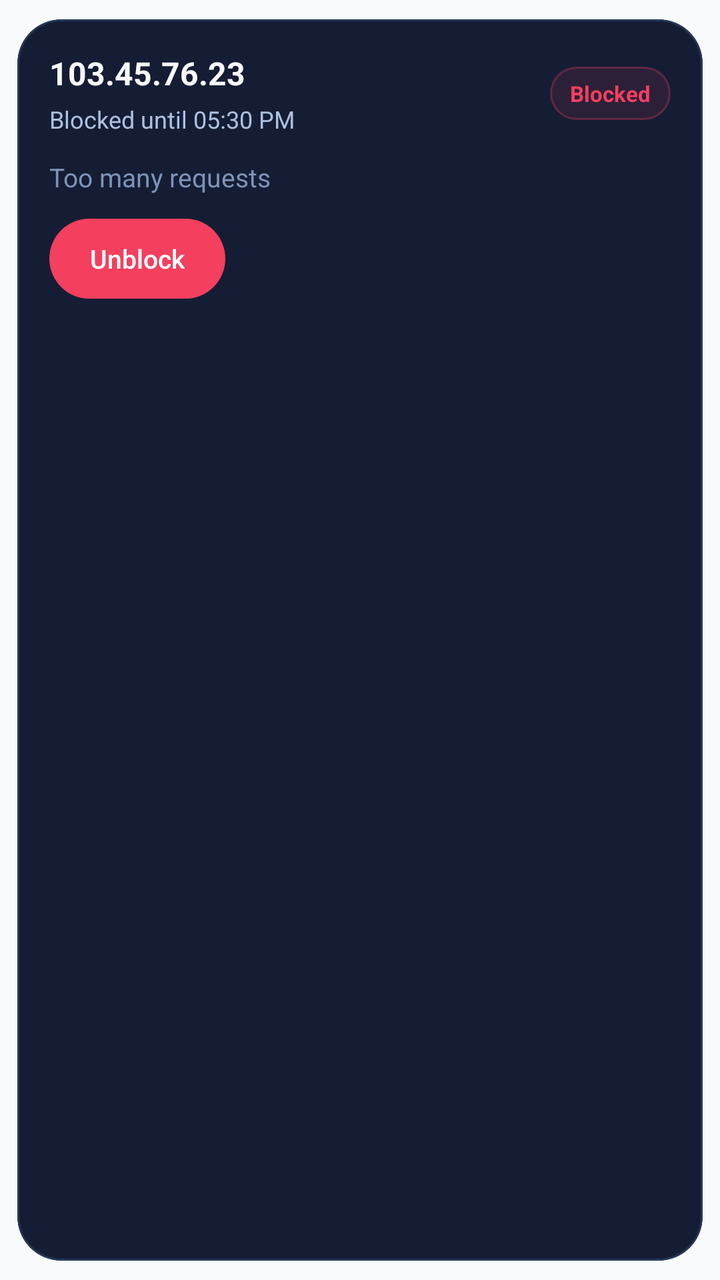
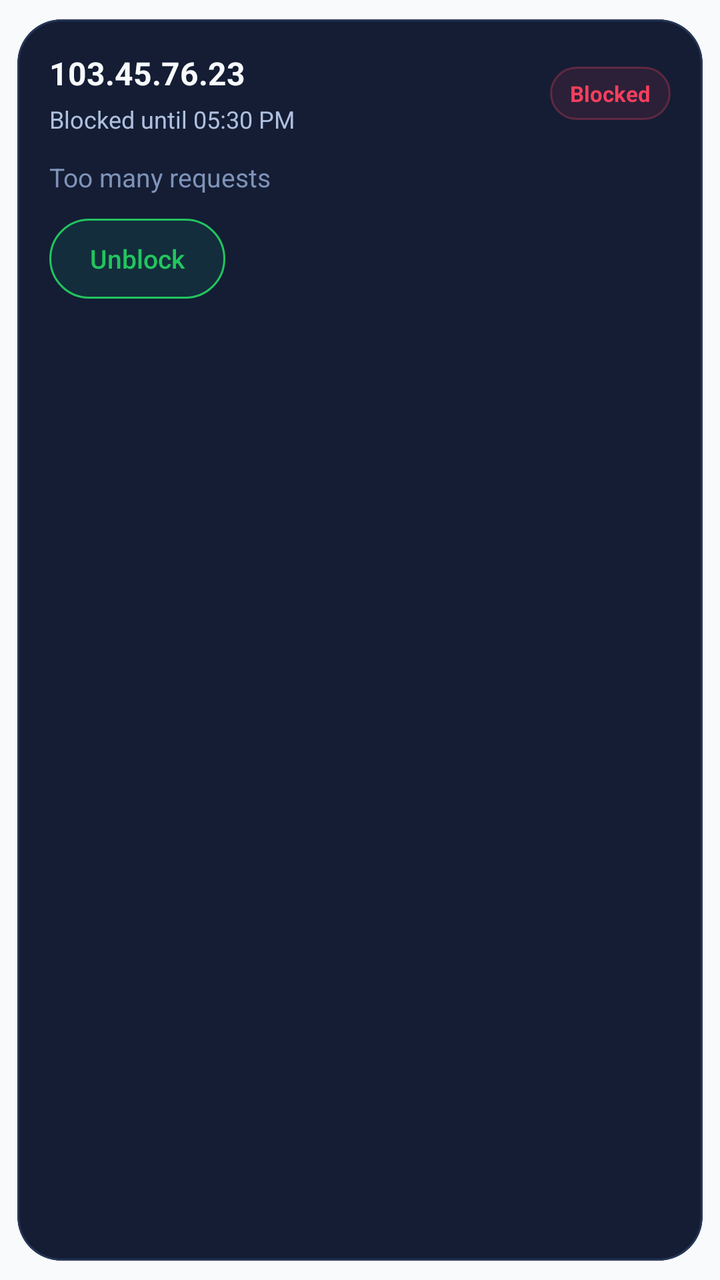

The first picture is an Android layout as it rendered before a commit; the second is the same layout after the commit. The layout source and the unified diff follow.
<!-- AndroidManifest.xml: application theme Theme.VirtualLabAdmin -->
<!-- res/layout/item_blocked_ip.xml -->
<?xml version="1.0" encoding="utf-8"?>
<com.google.android.material.card.MaterialCardView xmlns:android="http://schemas.android.com/apk/res/android"
    xmlns:app="http://schemas.android.com/apk/res-auto"
    android:layout_width="match_parent"
    android:layout_height="wrap_content"
    android:layout_marginBottom="@dimen/space_sm"
    app:cardBackgroundColor="@color/ddos_surface"
    app:cardCornerRadius="22dp"
    app:cardElevation="0dp"
    app:rippleColor="#22F43F5E"
    app:strokeColor="@color/ddos_stroke"
    app:strokeWidth="1dp">

    <LinearLayout
        android:layout_width="match_parent"
        android:layout_height="wrap_content"
        android:orientation="vertical"
        android:padding="@dimen/space_md">

        <LinearLayout
            android:layout_width="match_parent"
            android:layout_height="wrap_content"
            android:gravity="center_vertical"
            android:orientation="horizontal">

            <LinearLayout
                android:layout_width="0dp"
                android:layout_height="wrap_content"
                android:layout_weight="1"
                android:orientation="vertical">

                <TextView
                    android:id="@+id/ip"
                    android:layout_width="match_parent"
                    android:layout_height="wrap_content"
                    android:text="103.45.76.23"
                    android:textColor="@color/ddos_text_primary"
                    android:textSize="16sp"
                    android:textStyle="bold" />

                <TextView
                    android:id="@+id/until"
                    android:layout_width="match_parent"
                    android:layout_height="wrap_content"
                    android:layout_marginTop="4dp"
                    android:text="Blocked until 05:30 PM"
                    android:textColor="@color/ddos_text_secondary"
                    android:textSize="12sp" />
            </LinearLayout>

            <TextView
                android:layout_width="wrap_content"
                android:layout_height="wrap_content"
                android:background="@drawable/bg_ddos_badge_danger"
                android:paddingStart="10dp"
                android:paddingTop="6dp"
                android:paddingEnd="10dp"
                android:paddingBottom="6dp"
                android:text="Blocked"
                android:textColor="@color/ddos_red"
                android:textSize="11sp"
                android:textStyle="bold" />
        </LinearLayout>

        <TextView
            android:id="@+id/reason"
            android:layout_width="match_parent"
            android:layout_height="wrap_content"
            android:layout_marginTop="@dimen/space_sm"
            android:text="Too many requests"
            android:textColor="@color/ddos_text_soft"
            android:textSize="13sp" />

        <com.google.android.material.button.MaterialButton
            android:id="@+id/unblockBtn"
            style="@style/Widget.VirtualLab.Button.Small"
            android:layout_width="wrap_content"
            android:layout_height="40dp"
            android:layout_marginTop="@dimen/space_sm"
            android:text="Unblock"
            android:textColor="@android:color/white"
            app:backgroundTint="@color/ddos_red" />
    </LinearLayout>
</com.google.android.material.card.MaterialCardView>
<!-- resources referenced by this layout -->
<resources>
  <color name="ddos_red">#F43F5E</color>
  <color name="ddos_stroke">#263656</color>
  <color name="ddos_surface">#141D34</color>
  <color name="ddos_text_primary">#F8FAFC</color>
  <color name="ddos_text_secondary">#AFC0DF</color>
  <color name="ddos_text_soft">#7F93B8</color>
  <dimen name="space_md">16dp</dimen>
  <dimen name="space_sm">12dp</dimen>
  <!-- drawable bg_ddos_badge_danger (drawable) -->
  <?xml version="1.0" encoding="utf-8"?>
  <shape xmlns:android="http://schemas.android.com/apk/res/android">
      <corners android:radius="999dp" />
      <solid android:color="#1AF43F5E" />
      <stroke
          android:width="1dp"
          android:color="#4DF43F5E" />
  </shape>
  <style name="Widget.VirtualLab.Button.Small" parent="Widget.VirtualLab.Button">
          <item name="android:minHeight">@dimen/btn_h_sm</item>
          <item name="android:textSize">13sp</item>
          <item name="android:paddingLeft">@dimen/space_sm</item>
          <item name="android:paddingRight">@dimen/space_sm</item>
      </style>
  <style name="Widget.VirtualLab.Button" parent="Widget.Material3.Button">
          <item name="android:textAllCaps">false</item>
          <item name="android:insetLeft">0dp</item>
          <item name="android:insetRight">0dp</item>
          <item name="android:insetTop">0dp</item>
          <item name="android:insetBottom">0dp</item>
          <item name="android:minHeight">@dimen/btn_h</item>
          <item name="cornerRadius">@dimen/radius_lg</item>
          <item name="android:letterSpacing">0</item>
          <item name="elevation">0dp</item>
      </style>
  <dimen name="btn_h_sm">38dp</dimen>
  <color name="brand">#4F46E5</color>
  <color name="bg_surface">#FFFFFF</color>
  <color name="text_primary">#0F172A</color>
  <color name="stroke">#E2E8F0</color>
  <color name="bg_dark">#F8FAFC</color>
  <color name="text_muted">#475569</color>
  <style name="Widget.VirtualLab.TextInputLayout.Outlined" parent="Widget.Material3.TextInputLayout.OutlinedBox">
          <item name="boxStrokeColor">@color/stroke</item>
          <item name="hintTextColor">@color/text_muted</item>
          <item name="boxStrokeWidth">1dp</item>
          <item name="boxStrokeWidthFocused">2dp</item>
          <item name="boxCornerRadiusTopStart">@dimen/radius_lg</item>
          <item name="boxCornerRadiusTopEnd">@dimen/radius_lg</item>
          <item name="boxCornerRadiusBottomStart">@dimen/radius_lg</item>
          <item name="boxCornerRadiusBottomEnd">@dimen/radius_lg</item>
          <item name="boxBackgroundColor">@android:color/white</item>
      </style>
  <style name="Widget.VirtualLab.Card" parent="Widget.Material3.CardView.Outlined">
          <item name="cardBackgroundColor">@color/bg_surface</item>
          <item name="strokeColor">@color/stroke</item>
          <item name="strokeWidth">1dp</item>
          <item name="cardCornerRadius">@dimen/radius_lg</item>
          <item name="cardElevation">2dp</item>
          <item name="cardUseCompatPadding">true</item>
      </style>
  <dimen name="btn_h">54dp</dimen>
  <dimen name="radius_lg">22dp</dimen>
  <!-- unchanged entries left out for length: 1 -->
</resources>

<!-- the commit's change to res/layout/item_blocked_ip.xml (unified diff, before → after) -->
@@ -78,7 +78,9 @@
             android:layout_height="40dp"
             android:layout_marginTop="@dimen/space_sm"
             android:text="Unblock"
-            android:textColor="@android:color/white"
-            app:backgroundTint="@color/ddos_red" />
+            android:textColor="@color/ddos_green"
+            app:backgroundTint="#1A10B981"
+            app:strokeColor="@color/ddos_green"
+            app:strokeWidth="1dp" />
     </LinearLayout>
 </com.google.android.material.card.MaterialCardView>
<!-- resource entries referenced after the edit -->
@@ -1,5 +1,6 @@
 <!-- resources referenced by this layout -->
 <resources>
+  <color name="ddos_green">#22C55E</color>
   <color name="ddos_red">#F43F5E</color>
   <color name="ddos_stroke">#263656</color>
   <color name="ddos_surface">#141D34</color>
